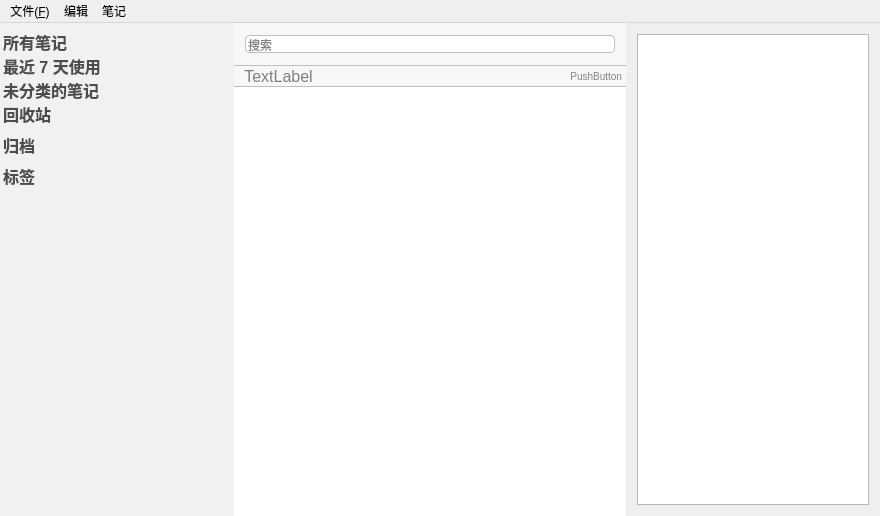
This is views/mainwindow.ui in Gitnoter/Gitnoter as Qt 5 draws it before an edit. The edited form follows.
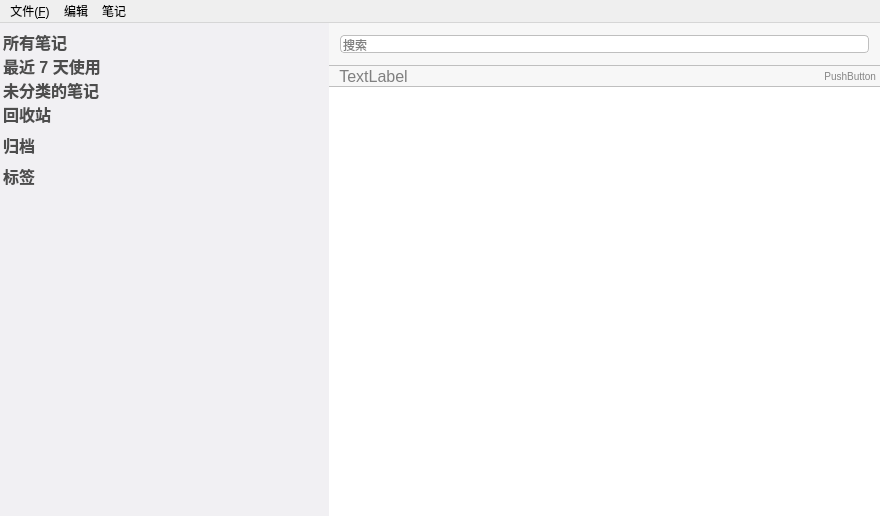
This is the edited form. Icons and pictures are not drawn. Custom widgets are drawn as their Qt base class.

```diff
--- a/views/mainwindow.ui
+++ b/views/mainwindow.ui
@@ -990,19 +990,7 @@
          <number>0</number>
         </property>
         <item>
-         <widget class="QWidget" name="widget_8" native="true"/>
-        </item>
-        <item>
-         <widget class="QStackedWidget" name="stackedWidget">
-          <widget class="QWidget" name="page">
-           <layout class="QVBoxLayout" name="verticalLayout_6">
-            <item>
-             <widget class="QMarkdownTextEdit" name="plainTextEdit"/>
-            </item>
-           </layout>
-          </widget>
-          <widget class="QWidget" name="page_2"/>
-         </widget>
+         <widget class="MarkdownEditorWidget" name="widget_editor" native="true"/>
         </item>
        </layout>
       </widget>
@@ -1208,9 +1196,10 @@
  <layoutdefault spacing="6" margin="11"/>
  <customwidgets>
   <customwidget>
-   <class>QMarkdownTextEdit</class>
-   <extends>QPlainTextEdit</extends>
-   <header location="global">qmarkdowntextedit.h</header>
+   <class>MarkdownEditorWidget</class>
+   <extends>QWidget</extends>
+   <header>markdowneditorwidget.h</header>
+   <container>1</container>
   </customwidget>
  </customwidgets>
  <resources>
```
